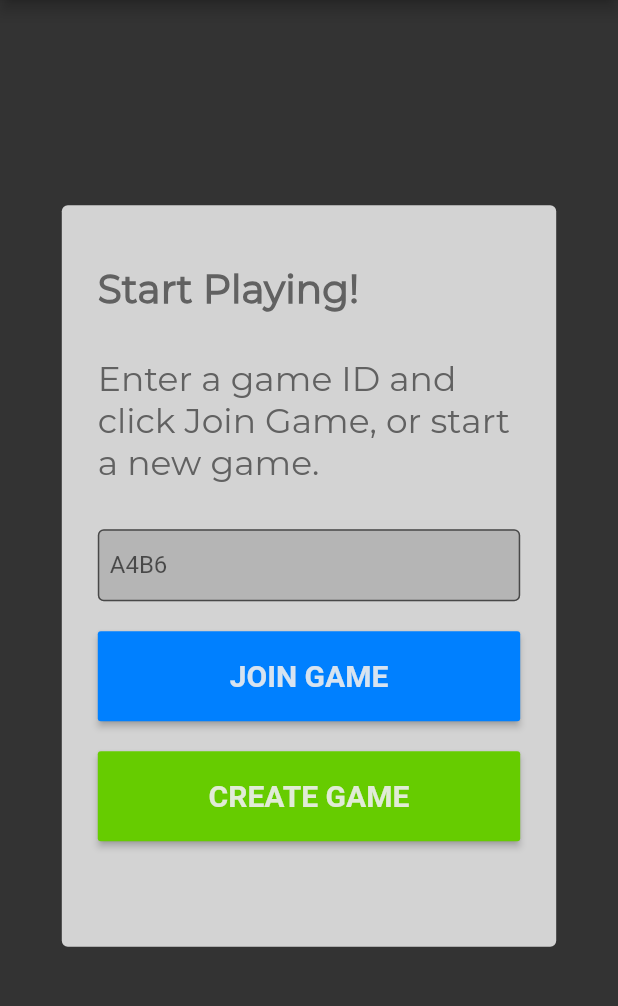
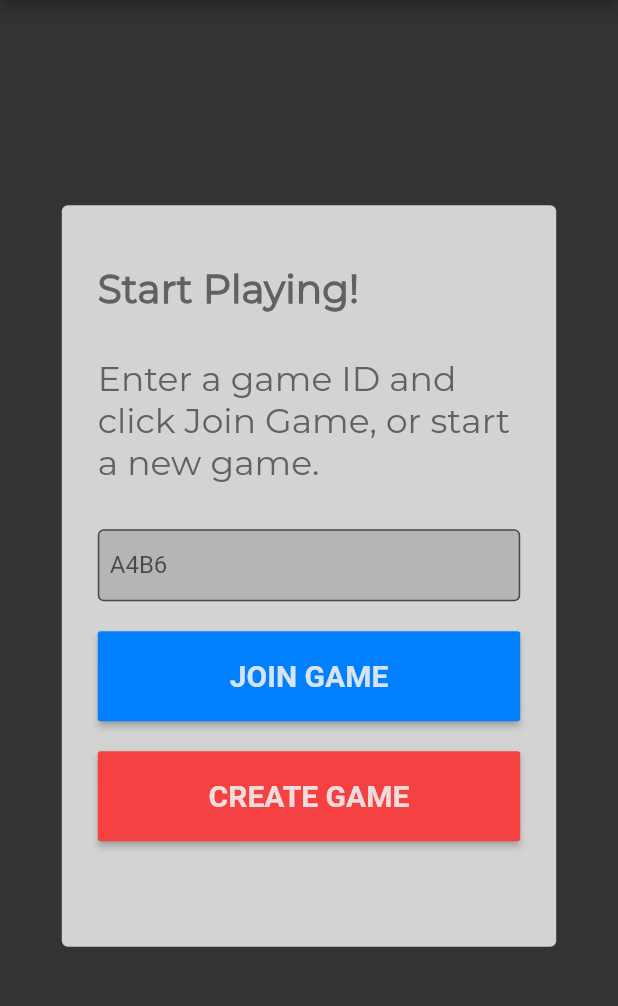
Before and after one commit to prajapac/Coherent-Chaos, a Flutter app: the screen it shows after launch, on a phone screen of 412 x 824 dp, the part 84-1090 px from its top. Run offline on Flutter 3.47's test engine with Material 2 defaults, Android fonts, the phone set to English and light mode, and no system bars; missing offline and left inert: polygon_clipper; Roboto replaces fonts that are missing (Nunito).

Commit message:
Clean up start page Build widget to make it more readable

```diff
--- a/mobile/coherent_chaos/lib/Presentations/start_page.dart
+++ b/mobile/coherent_chaos/lib/Presentations/start_page.dart
@@ -22,7 +22,59 @@ class _StartPage extends State<StartPage> {
     final double screenHeight = MediaQuery.of(context).size.height;
     final double screenWidth = MediaQuery.of(context).size.width;
 
-    final gameDescription = Padding(
+    return Scaffold(
+      backgroundColor: colors.bodyColor,
+      appBar: AppBar(
+        title: Text(dialouges.title),
+        backgroundColor: colors.barColor,
+      ),
+      body: Center(
+        child: Container(
+          width: screenWidth * 0.8,
+          height: screenHeight * 0.6,
+          decoration: BoxDecoration(
+              borderRadius: BorderRadius.all(Radius.circular(4)),
+              color: colors.createJoinGameBgColor),
+          child: ListView(
+            shrinkWrap: true,
+            padding: EdgeInsets.only(left: 24.0, right: 24.0),
+            children: <Widget>[
+              getGameTitle(),
+              getGameDescription(),
+              getGameIdBox(),
+              SizedBox(
+                height: 20.0,
+              ),
+              getJoinGameButton(),
+              SizedBox(
+                height: 20.0,
+              ),
+              getCreateGameButton(),
+            ],
+          ),
+        ),
+      ),
+    );
+  }
+
+  Widget getGameTitle() {
+    return Padding(
+      padding: EdgeInsets.only(top: 40.0, bottom: 20.0),
+      child: Container(
+        child: Text(
+          dialouges.startGame,
+          style: TextStyle(
+              color: Colors.grey[700],
+              fontSize: 26,
+              fontFamily: 'Montserrat',
+              fontWeight: FontWeight.bold),
+        ),
+      ),
+    );
+  }
+
+  Widget getGameDescription() {
+    return Padding(
       padding: EdgeInsets.only(top: 10.0, bottom: 30.0),
       child: Container(
         child: Text(
@@ -34,8 +86,10 @@ class _StartPage extends State<StartPage> {
         ),
       ),
     );
+  }
 
-    final gameIdBox = TextFormField(
+  Widget getGameIdBox() {
+    return TextFormField(
       decoration: InputDecoration(
         hintText: 'A4B6',
         filled: true,
@@ -46,8 +100,10 @@ class _StartPage extends State<StartPage> {
         ),
       ),
     );
+  }
 
-    final createGame = MaterialButton(
+  Widget getCreateGameButton() {
+    return MaterialButton(
       onPressed: () async {
         final Game game = await handleAPIs.intializeGame();
         Navigator.push(
@@ -57,7 +113,7 @@ class _StartPage extends State<StartPage> {
           ),
         );
       },
-      color: colors.secondaryColor,
+      color: colors.tertiaryColor,
       height: 60.0,
       child: Text(
         dialouges.createGame,
@@ -67,8 +123,10 @@ class _StartPage extends State<StartPage> {
             fontWeight: FontWeight.bold),
       ),
     );
+  }
 
-    final joinGame = MaterialButton(
+  Widget getJoinGameButton() {
+    return MaterialButton(
       onPressed: () async {
         final Game game =
             await handleAPIs.intializeGame(); //TODO: make request to Join game
@@ -89,51 +147,5 @@ class _StartPage extends State<StartPage> {
             fontWeight: FontWeight.bold),
       ),
     );
-
-    return Scaffold(
-      backgroundColor: colors.bodyColor,
-      appBar: AppBar(
-        title: Text(dialouges.title),
-        backgroundColor: colors.barColor,
-      ),
-      body: Center(
-        child: Container(
-          width: screenWidth * 0.8,
-          height: screenHeight * 0.6,
-          decoration: BoxDecoration(
-              borderRadius: BorderRadius.all(Radius.circular(4)),
-              color: colors.createJoinGameBgColor),
-          child: ListView(
-            shrinkWrap: true,
-            padding: EdgeInsets.only(left: 24.0, right: 24.0),
-            children: <Widget>[
-              Padding(
-                padding: EdgeInsets.only(top: 40.0, bottom: 20.0),
-                child: Container(
-                  child: Text(
-                    dialouges.startGame,
-                    style: TextStyle(
-                        color: Colors.grey[700],
-                        fontSize: 26,
-                        fontFamily: 'Montserrat',
-                        fontWeight: FontWeight.bold),
-                  ),
-                ),
-              ),
-              gameDescription,
-              gameIdBox,
-              SizedBox(
-                height: 20.0,
-              ),
-              joinGame,
-              SizedBox(
-                height: 20.0,
-              ),
-              createGame,
-            ],
-          ),
-        ),
-      ),
-    );
   }
 }
```
